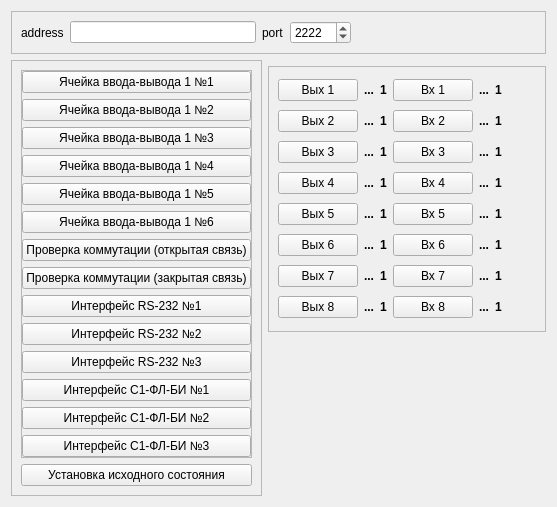
RinatB2017/mega_GIT, file Qt/my_programm/Organizations/Selena/Test_MKU5/src/mainbox/ui/mainbox.ui: the form before one commit.
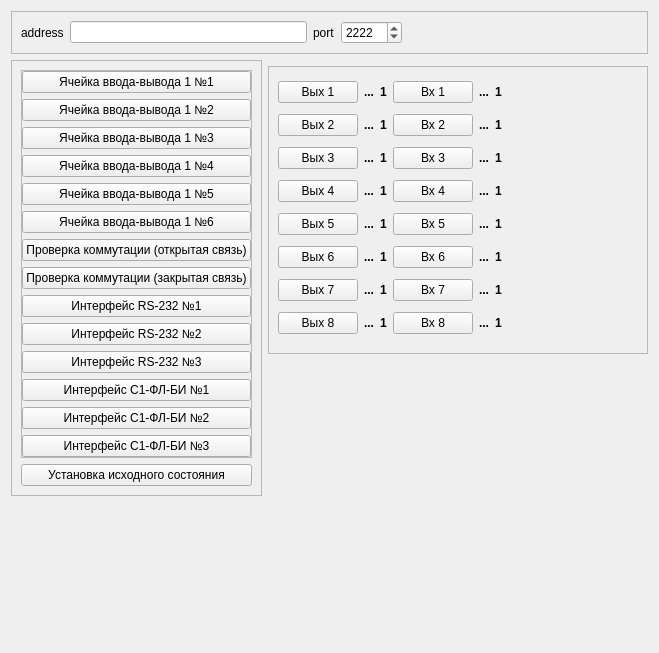
The form after the commit.

Diff of the .ui file:
```diff
--- a/Qt/my_programm/Organizations/Selena/Test_MKU5/src/mainbox/ui/mainbox.ui
+++ b/Qt/my_programm/Organizations/Selena/Test_MKU5/src/mainbox/ui/mainbox.ui
@@ -6,8 +6,8 @@
    <rect>
     <x>0</x>
     <y>0</y>
-    <width>557</width>
-    <height>493</height>
+    <width>659</width>
+    <height>653</height>
    </rect>
   </property>
   <property name="windowTitle">
```
Left out of the diff: 11 changed lines with no effect on the pictures.
